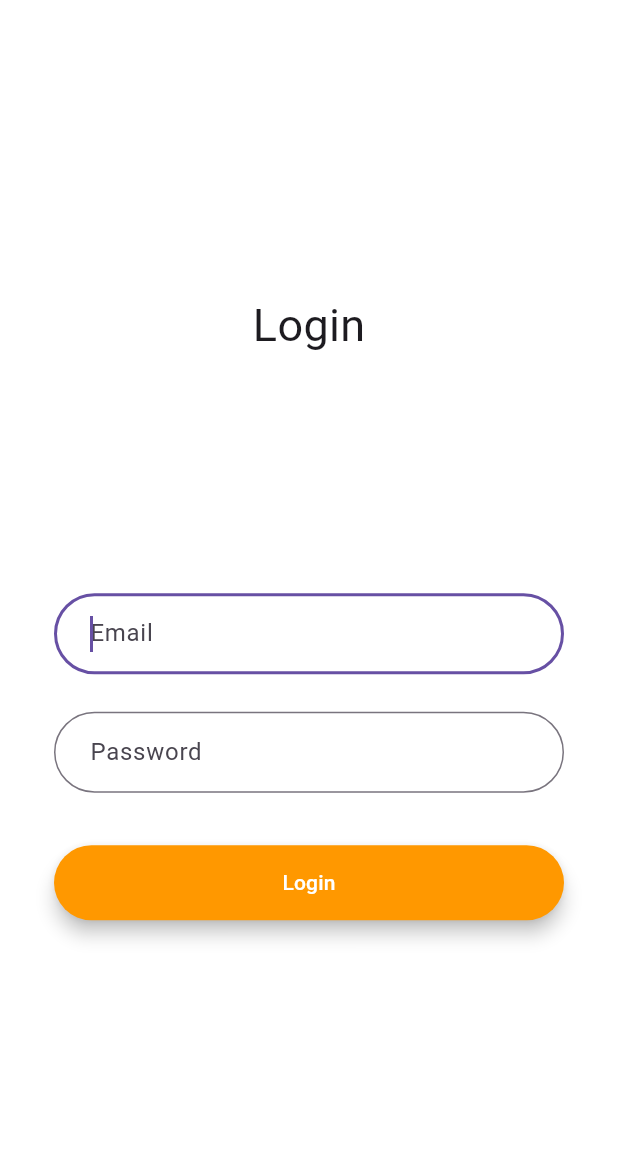
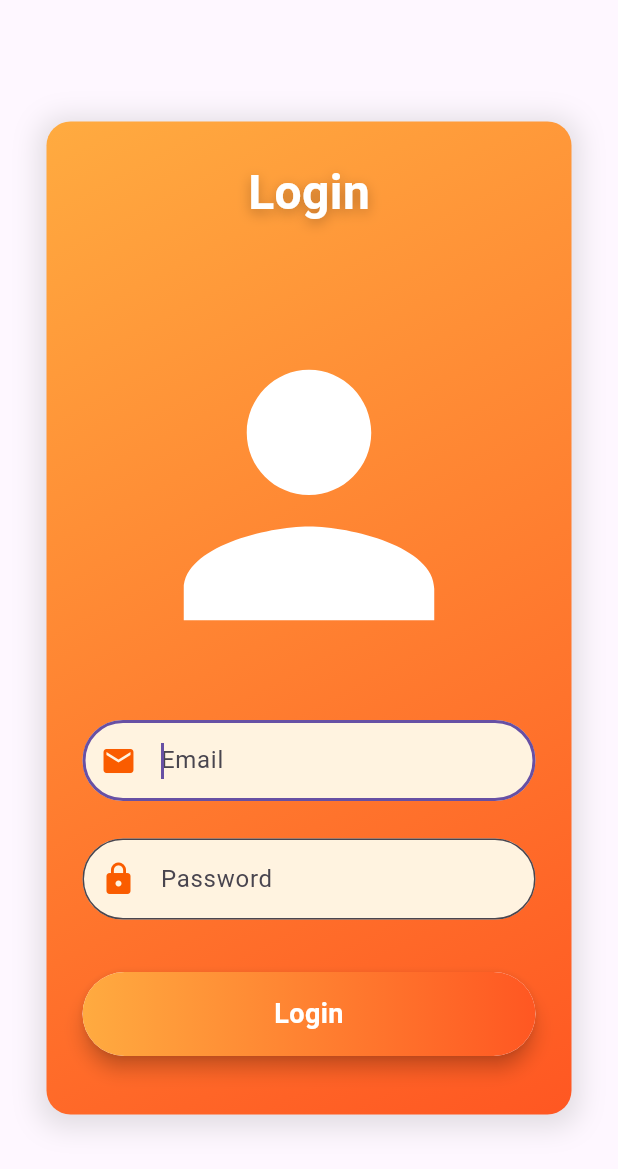
Before and after one commit to Pakawat14/project_mobile, a Flutter app: the screen it shows after launch, on a phone screen of 412 x 824 dp. Shown: the top 1169 px of the screen. Run offline on Flutter 3.47's test engine with Material 3 defaults, Android fonts, the phone set to English and light mode, and no system bars; our stand-ins replace cloud_firestore, firebase_auth, firebase_core; accounts and stored records are empty.

Commit message:
Add files via upload

```diff
--- a/lib/pages/login.dart
+++ b/lib/pages/login.dart
@@ -1,10 +1,4 @@
 import 'package:flutter/material.dart';
-
-// *** Edit #1
-//  - import authentication lib
-//  - import database helper
-//  - import product page for push when login successed
-
 // ignore: unused_import
 import '../database/auth.dart';
 // ignore: unused_import
@@ -39,12 +33,13 @@ class _LoginScreenState extends State<LoginScreen> {
             ElevatedButton(
               child: const Text('Close'),
               onPressed: () {
-                  Navigator.pop(context); // showDialog() returns true
+                Navigator.pop(context);
               },
             )
           ],
         );
-        });
+      },
+    );
   }
 
   @override
@@ -52,22 +47,54 @@ class _LoginScreenState extends State<LoginScreen> {
     return Scaffold(
       body: Center(
         child: Container(
-          color: Colors.white,
-          child: Padding(
-            padding: const EdgeInsets.all(36.0),
+          padding: const EdgeInsets.all(24.0),
+          width: 350, // Width of the box
+          decoration: BoxDecoration(
+            gradient: LinearGradient(
+              colors: [Colors.orangeAccent, Colors.deepOrange],
+              begin: Alignment.topLeft,
+              end: Alignment.bottomRight,
+            ),
+            borderRadius: BorderRadius.circular(16), // Rounded corners
+            boxShadow: [
+              BoxShadow(
+                color: Colors.grey.withOpacity(0.3), // Shadow with more opacity
+                spreadRadius: 5,
+                blurRadius: 15,
+                offset: const Offset(0, 3), // Changes position of shadow
+              ),
+            ],
+          ),
           child: Column(
+            mainAxisSize: MainAxisSize.min,
             crossAxisAlignment: CrossAxisAlignment.center,
-              mainAxisAlignment: MainAxisAlignment.center,
             children: [
               const SizedBox(
-                  height: 155.0,
+                height: 100.0,
                 child: Text(
                   'Login',
-                    style: TextStyle(fontSize: 30),
+                  style: TextStyle(
+                    fontSize: 32,
+                    fontWeight: FontWeight.bold,
+                    color: Colors.white,
+                    shadows: [
+                      Shadow(
+                        offset: Offset(0, 3),
+                        blurRadius: 10,
+                        color: Colors.black26,
+
+                      ),
+                    ],
                   ),
                 ),
-
-                const SizedBox(height: 45.0),
+              ),
+              // เพิ่มไอคอน person ใต้คำว่า "Login"
+              const Icon(
+                Icons.person,
+                size: 250,
+                color: Colors.white,
+              ),
+              const SizedBox(height: 25.0), // เพิ่มระยะห่าง
               TextFormField(
                 key: UniqueKey(),
                 obscureText: false,
@@ -75,13 +102,19 @@ class _LoginScreenState extends State<LoginScreen> {
                 autofocus: true,
                 onChanged: (value) => _email = value,
                 decoration: InputDecoration(
-                      contentPadding:
-                          const EdgeInsets.fromLTRB(20.0, 15.0, 20.0, 15.0),
+                  prefixIcon: Icon(Icons.email, color: Color.fromARGB(255, 250, 92, 0)),
+                  contentPadding: const EdgeInsets.symmetric(
+                    horizontal: 20.0,
+                    vertical: 15.0,
+                  ),
                   hintText: "Email",
                   border: OutlineInputBorder(
-                          borderRadius: BorderRadius.circular(32.0))),
+                    borderRadius: BorderRadius.circular(32.0),
                   ),
-
+                  filled: true,
+                  fillColor: Colors.orange[50], // Light orange color
+                ),
+              ),
               const SizedBox(height: 25.0),
               TextFormField(
                 key: UniqueKey(),
@@ -89,34 +122,42 @@ class _LoginScreenState extends State<LoginScreen> {
                 initialValue: _passwd,
                 onChanged: (value) => _passwd = value,
                 decoration: InputDecoration(
-                      contentPadding:
-                          const EdgeInsets.fromLTRB(20.0, 15.0, 20.0, 15.0),
+                  prefixIcon: Icon(Icons.lock, color: Color.fromARGB(255, 250, 92, 0)),
+                  contentPadding: const EdgeInsets.symmetric(
+                    horizontal: 20.0,
+                    vertical: 15.0,
+                  ),
                   hintText: "Password",
                   border: OutlineInputBorder(
-                          borderRadius: BorderRadius.circular(32.0))),
+                    borderRadius: BorderRadius.circular(32.0),
                   ),
-
-                const SizedBox(
-                  height: 35.0,
+                  filled: true,
+                  fillColor: Colors.orange[50], // Light orange color
                 ),
+              ),
+              const SizedBox(height: 35.0),
               Material(
                 elevation: 5.0,
                 borderRadius: BorderRadius.circular(30.0),
-                  color: Colors.orange,
-                  child: MaterialButton(
-                    minWidth: MediaQuery.of(context).size.width,
-                    padding: const EdgeInsets.fromLTRB(20.0, 15.0, 20.0, 15.0),
-
-
-                    onPressed: () async {
-                      // *** Edit #2 - authentication process when login
+                child: Ink(
+                  decoration: BoxDecoration(
+                    gradient: LinearGradient(
+                      colors: [Colors.orangeAccent, Colors.deepOrange],
+                      begin: Alignment.centerLeft,
+                      end: Alignment.centerRight,
+                    ),
+                    borderRadius: BorderRadius.circular(30.0),
+                  ),
+                  child: InkWell(
+                    onTap: () async {
                       await UserAuthentication()
                           .signInWithEmailAndPassword(_email, _passwd)
                           .then((res) {
                         if (res == true) {
                           Navigator.of(context).push(MaterialPageRoute(
-                              builder: (context) =>
-                                  ProductListScreen(dbHelper: DatabaseHelper())));
+                              builder: (context) => ProductListScreen(
+                                    dbHelper: DatabaseHelper(),
+                                  )));
                           setState(() {
                             _email = '';
                             _passwd = '';
@@ -127,18 +168,25 @@ class _LoginScreenState extends State<LoginScreen> {
                         }
                       });
                     },
+                    child: Container(
+                      padding: const EdgeInsets.symmetric(vertical: 15.0),
+                      width: MediaQuery.of(context).size.width,
                       child: const Text(
                         "Login",
                         textAlign: TextAlign.center,
-                      style: TextStyle(color: Colors.white),
+                        style: TextStyle(
+                          color: Colors.white,
+                          fontWeight: FontWeight.bold,
+                          fontSize: 18,
+
                         ),
                       ),
                     ),
-                const SizedBox(
-                  height: 15.0,
                   ),
+                ),
+              ),
+              const SizedBox(height: 15.0),
             ],
-            ),
           ),
         ),
       ),
--- a/lib/pages/product.dart
+++ b/lib/pages/product.dart
@@ -95,9 +95,6 @@ class _ProductListScreenState extends State<ProductListScreen> {
                     subtitle: Text(
                         'รายละเอียด: ${products[index].description.toString()}'),
                     contentPadding: const EdgeInsets.all(50),
-                    trailing: products[index].favorite == 1
-                        ? const Icon(Icons.build, color: Colors.green)
-                        : null,
                     onTap: () async {
                       var result = await Navigator.push(
                         context,
@@ -291,10 +288,14 @@ class ModalProductForm {
                 ),
                 trailing: TextButton(
                   onPressed: () async {
-                    if (_name.isEmpty || _description.isEmpty || _selectedDate == null || _selectedTime == null) {
+                    if (_name.isEmpty ||
+                        _description.isEmpty ||
+                        _selectedDate == null ||
+                        _selectedTime == null) {
                       ScaffoldMessenger.of(context).showSnackBar(
                         const SnackBar(
-                          content: Text('กรุณากรอกข้อมูลให้ครบถ้วน'), // Error message
+                          content: Text(
+                              'กรุณากรอกข้อมูลให้ครบถ้วน'), // Error message
                         ),
                       );
                     } else {
@@ -304,12 +305,14 @@ class ModalProductForm {
                         favorite: _favorite,
                         contactnumber: _contactnumber,
                         address: _address,
-                        bookingTime: '${DateFormat('dd/MM/yyyy').format(_selectedDate!)} ${_selectedTime!.format(context)}',
+                        bookingTime:
+                            '${DateFormat('dd/MM/yyyy').format(_selectedDate!)} ${_selectedTime!.format(context)}',
                       ));
                       Navigator.pop(context);
                     }
                   },
-                  child: const Text('บันทึก', style: TextStyle(color: Colors.orange)), // Save button
+                  child: const Text('บันทึก',
+                      style: TextStyle(color: Colors.orange)), // Save button
                 ),
               ),
               Padding(
@@ -351,7 +354,8 @@ class ModalProductForm {
                       ),
                     ),
                     const SizedBox(height: 10),
-                    const Text('เลือกวันและเวลา'), // Date and time selection title
+                    const Text(
+                        'เลือกวันและเวลา'), // Date and time selection title
                     const SizedBox(height: 10),
                     Row(
                       children: [
@@ -368,7 +372,8 @@ class ModalProductForm {
                                 child: Text(
                                   _selectedDate == null
                                       ? 'เลือกวันที่'
-                                      : DateFormat('dd/MM/yyyy').format(_selectedDate!),
+                                      : DateFormat('dd/MM/yyyy')
+                                          .format(_selectedDate!),
                                 ),
                               ),
                             ),
@@ -408,7 +413,8 @@ class ModalProductForm {
 }
 
 class ModalEditProductForm {
-  const ModalEditProductForm({Key? key, required this.dbHelper, required this.editedProduct});
+  const ModalEditProductForm(
+      {Key? key, required this.dbHelper, required this.editedProduct});
 
   final DatabaseHelper dbHelper;
   final Product editedProduct;
@@ -448,7 +454,8 @@ class ModalEditProductForm {
                     await dbHelper.updateProduct(editedProduct);
                     Navigator.pop(context);
                   },
-                  child: const Text('บันทึก', style: TextStyle(color: Colors.orange)), // Save button
+                  child: const Text('บันทึก',
+                      style: TextStyle(color: Colors.orange)), // Save button
                 ),
               ),
               Padding(
@@ -460,6 +467,7 @@ class ModalEditProductForm {
                       onChanged: (value) {
                         editedProduct.name = value;
                       },
+                      // ignore: prefer_const_constructors
                       decoration: InputDecoration(
                         hintText: 'ชื่อบริการ (เช่น ทำความสะอาด)',
                         labelText: 'ชื่อบริการ',
```
Also changed, not shown: lib/main.dart (+5 -4 lines), assets/images/background.png (added), assets/images/clock.png (added), assets/images/light-1.png (added), assets/images/light-2.png (added), 1 other file. Lines whose indentation alone changed are shown as unchanged.
